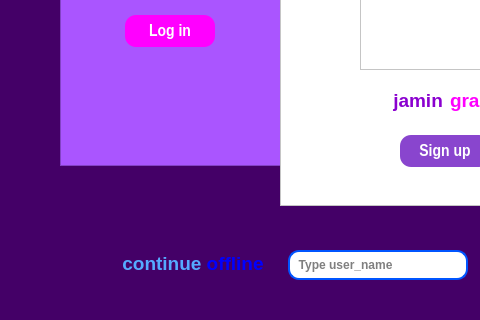
This is jamin-gram/first_page.ui in raminLgh/jamin-gram as Qt 5 draws it before an edit; both pictures show x 0 to 480 and y 245 to 565 of the 700 by 565 pixel window. The edited form follows.
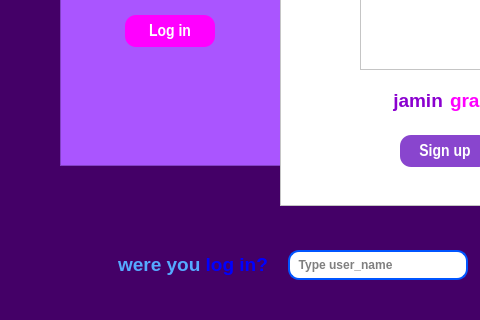
This is the edited form. Icons and pictures are not drawn.

What changed in the file:
```diff
--- a/jamin-gram/first_page.ui
+++ b/jamin-gram/first_page.ui
@@ -295,14 +295,13 @@
     <property name="geometry">
      <rect>
       <x>100</x>
-      <y>493</y>
+      <y>494</y>
       <width>186</width>
       <height>31</height>
      </rect>
     </property>
     <property name="font">
      <font>
-      <weight>75</weight>
       <bold>true</bold>
      </font>
     </property>
@@ -320,10 +319,10 @@
     </property>
     <property name="html">
      <string>&lt;!DOCTYPE HTML PUBLIC &quot;-//W3C//DTD HTML 4.0//EN&quot; &quot;http://www.w3.org/TR/REC-html40/strict.dtd&quot;&gt;
-&lt;html&gt;&lt;head&gt;&lt;meta name=&quot;qrichtext&quot; content=&quot;1&quot; /&gt;&lt;style type=&quot;text/css&quot;&gt;
+&lt;html&gt;&lt;head&gt;&lt;meta name=&quot;qrichtext&quot; content=&quot;1&quot; /&gt;&lt;meta charset=&quot;utf-8&quot; /&gt;&lt;style type=&quot;text/css&quot;&gt;
 p, li { white-space: pre-wrap; }
-&lt;/style&gt;&lt;/head&gt;&lt;body style=&quot; font-family:'MS Shell Dlg 2'; font-size:8.25pt; font-weight:600; font-style:normal;&quot;&gt;
-&lt;p align=&quot;center&quot; style=&quot; margin-top:0px; margin-bottom:0px; margin-left:0px; margin-right:0px; -qt-block-indent:0; text-indent:0px;&quot;&gt;&lt;span style=&quot; font-family:'MS Shell Dlg 2'; font-size:14pt; color:#55aaff;&quot;&gt;continue&lt;/span&gt;&lt;span style=&quot; font-family:'MS Shell Dlg 2'; font-size:14pt;&quot;&gt; &lt;/span&gt;&lt;span style=&quot; font-family:'MS Shell Dlg 2'; font-size:14pt; color:#0000ff;&quot;&gt;offline&lt;/span&gt;&lt;/p&gt;&lt;/body&gt;&lt;/html&gt;</string>
+&lt;/style&gt;&lt;/head&gt;&lt;body style=&quot; font-family:'Segoe UI'; font-size:9pt; font-weight:700; font-style:normal;&quot;&gt;
+&lt;p align=&quot;center&quot; style=&quot; margin-top:0px; margin-bottom:0px; margin-left:0px; margin-right:0px; -qt-block-indent:0; text-indent:0px;&quot;&gt;&lt;span style=&quot; font-family:'MS Shell Dlg 2'; font-size:14pt; font-weight:600; color:#55aaff;&quot;&gt;were you&lt;/span&gt;&lt;span style=&quot; font-family:'MS Shell Dlg 2'; font-size:14pt; font-weight:600;&quot;&gt; &lt;/span&gt;&lt;span style=&quot; font-family:'MS Shell Dlg 2'; font-size:14pt; font-weight:600; color:#0000ff;&quot;&gt;log in?&lt;/span&gt;&lt;/p&gt;&lt;/body&gt;&lt;/html&gt;</string>
     </property>
    </widget>
    <widget class="QPushButton" name="addpb">
```
Left out of the diff: 11 changed lines with no effect on the pictures.
